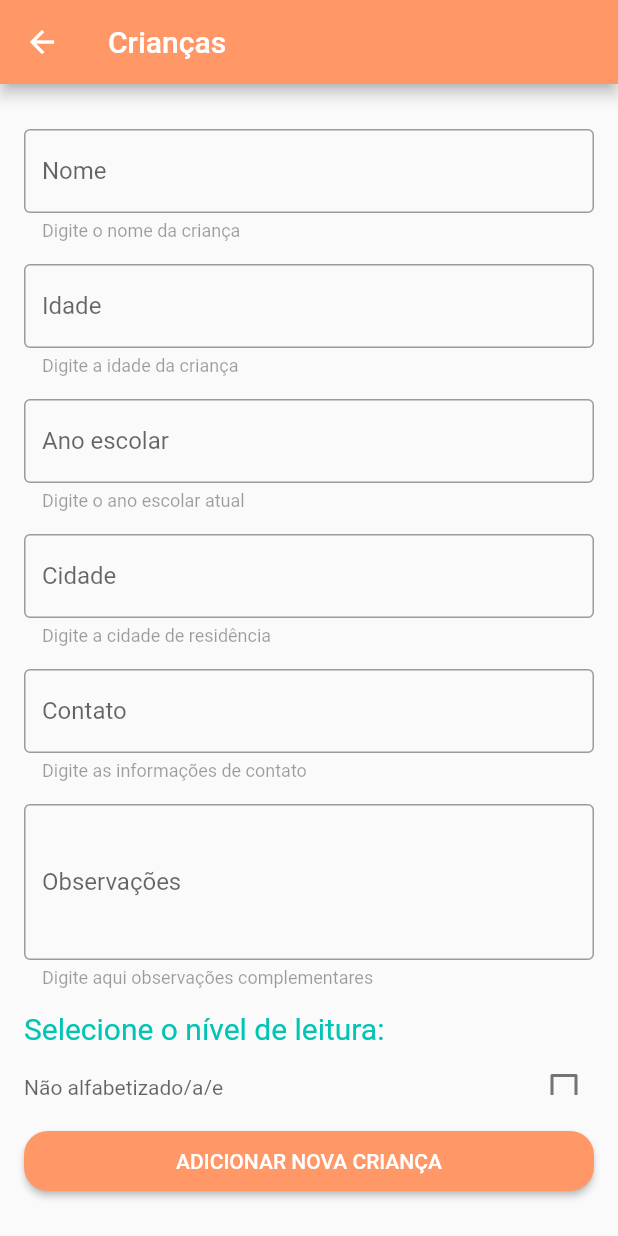
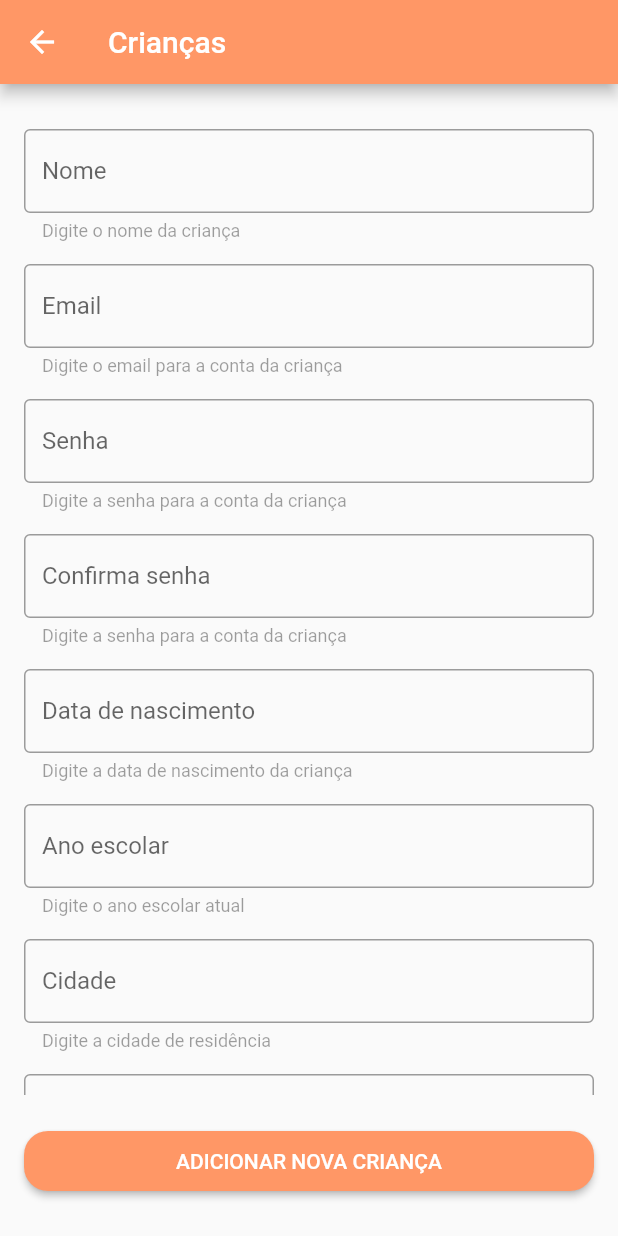
Before and after one commit to maira-o/flutter-ife, a Flutter app: the TeacherAddChildPage screen opened by its route, on a phone screen of 412 x 824 dp. Run offline on Flutter 3.47's test engine with Material 2 defaults, Android fonts, the phone set to English and light mode, and no system bars; our stand-ins replace flutter_secure_storage, get, google_fonts, shared_preferences, styled_widget; accounts and stored records are empty; network calls fail; Roboto replaces fonts that are missing (Baloo Paaji).

Commit message:
Creating add child provider.

```diff
--- a/lib/app/data/endpoints_constants.dart
+++ b/lib/app/data/endpoints_constants.dart
@@ -24,5 +24,5 @@ class EndPointConstants {
 
   // POST Constants
   static String login = baseURL + "login";
-
+  static String user = baseURL + "usuario";
 }
--- /dev/null
+++ b/lib/app/data/model/ChildUserBody.dart
@@ -0,0 +1,69 @@
+// To parse this JSON data, do
+//
+//     final childUserBody = childUserBodyFromJson(jsonString);
+
+import 'dart:convert';
+
+class ChildUserBody {
+    ChildUserBody({
+        required this.nome,
+        required this.email,
+        required this.senha,
+        required this.confirmaSenha,
+        required this.papel,
+        required this.dtNasc,
+        required this.anoEscolar,
+        required this.cidade,
+        required this.uf,
+        required this.telefone,
+        required this.observacoes,
+        required this.nivelLeitura,
+    });
+
+    String nome;
+    String email;
+    String senha;
+    String confirmaSenha;
+    int papel;
+    String dtNasc;
+    int anoEscolar;
+    String cidade;
+    String uf;
+    String telefone;
+    String observacoes;
+    int nivelLeitura;
+
+    factory ChildUserBody.fromRawJson(String str) => ChildUserBody.fromJson(json.decode(str));
+
+    String toRawJson() => json.encode(toJson());
+
+    factory ChildUserBody.fromJson(Map<String, dynamic> json) => ChildUserBody(
+        nome: json["nome"],
+        email: json["email"],
+        senha: json["senha"],
+        confirmaSenha: json["confirmaSenha"],
+        papel: json["papel"],
+        dtNasc: json["dt_nasc"],
+        anoEscolar: json["ano_escolar"],
+        cidade: json["cidade"],
+        uf: json["uf"],
+        telefone: json["telefone"],
+        observacoes: json["observacoes"],
+        nivelLeitura: json["nivel_leitura"],
+    );
+
+    Map<String, dynamic> toJson() => {
+        "nome": nome,
+        "email": email,
+        "senha": senha,
+        "confirmaSenha": confirmaSenha,
+        "papel": papel,
+        "dt_nasc": dtNasc,
+        "ano_escolar": anoEscolar,
+        "cidade": cidade,
+        "uf": uf,
+        "telefone": telefone,
+        "observacoes": observacoes,
+        "nivel_leitura": nivelLeitura,
+    };
+}
--- a/lib/app/modules/landing/landing_controller.dart
+++ b/lib/app/modules/landing/landing_controller.dart
@@ -29,11 +29,11 @@ class LandingController extends GetxController {
   get isFormValid => this._isFormValid.value;
   set isFormValid(value) => this._isFormValid.value = value;
 
-    validateForm() {
-    if (!email.isEmpty && !password.isEmpty) {
+  validateForm() {
+    if (email == "" || password == "") {
+      isFormValid = false;
+    } else {
       isFormValid = true;
-    } else {
-      isFormValid = false;
     }
   }
 
--- a/lib/app/modules/teacher/activities/addActivity/teacher_addActivity_controller.dart
+++ b/lib/app/modules/teacher/activities/addActivity/teacher_addActivity_controller.dart
@@ -62,10 +62,8 @@ class TeacherAddActivityController extends GetxController {
     selectableChild[index].isSelected.value = value;
   }
 
-  addChild(Function(bool) closure) async {
+  addActivity(Function(bool) closure) async {
     List<String> childrenIds = selectableChild.map((element) => element.id).toList();
-
-    print("childrensids: $childrenIds");
 
     ActivityBody activityBody = ActivityBody(
       titulo: activityTitle,
--- a/lib/app/modules/teacher/activities/addActivity/teacher_addActivity_page.dart
+++ b/lib/app/modules/teacher/activities/addActivity/teacher_addActivity_page.dart
@@ -147,7 +147,7 @@ class TeacherAddActivityPage extends GetView<TeacherAddActivityController> {
               )
             );
         } else {
-          controller.addChild((success) {
+          controller.addActivity((success) {
             if (success) {
               Get.back();
             } else {
--- a/lib/app/modules/teacher/children/addChildren/teacher_addChild_controller.dart
+++ b/lib/app/modules/teacher/children/addChildren/teacher_addChild_controller.dart
@@ -1,27 +1,102 @@
 import 'package:gauge_iot/app/data/model/Child.dart';
+import 'package:gauge_iot/app/data/model/ChildUserBody.dart';
 import 'package:gauge_iot/app/data/model/User.dart';
 import 'package:gauge_iot/app/data/model/shared_preferences_manager.dart';
 import 'package:gauge_iot/app/data/provider/ChildProvider.dart';
+import 'package:gauge_iot/app/data/provider/UserProvider.dart';
+import 'package:gauge_iot/app/modules/teacher/children/teacher_children_controller.dart';
 import 'package:get/get.dart';
 
 class TeacherAddChildController extends GetxController {
   final _readingLevel0 = false.obs;
   get readingLevel0 => this._readingLevel0.value;
-  set readingLevel0(index) => this._readingLevel0.value = index;
+  set readingLevel0(index) {
+    this._readingLevel0.value = index;
+    nivelLeitura = 1;
+  }
 
   final _readingLevel1 = false.obs;
   get readingLevel1 => this._readingLevel1.value;
-  set readingLevel1(index) => this._readingLevel1.value = index;
+  set readingLevel1(index) {
+    this._readingLevel1.value = index;
+    nivelLeitura = 2;
+  }
 
   final _readingLevel2 = false.obs;
   get readingLevel2 => this._readingLevel2.value;
-  set readingLevel2(index) => this._readingLevel2.value = index;
+  set readingLevel2(index) {
+    this._readingLevel2.value = index;
+    nivelLeitura = 3;
+  }
 
   final _readingLevel3 = false.obs;
   get readingLevel3 => this._readingLevel3.value;
-  set readingLevel3(index) => this._readingLevel3.value = index;
+  set readingLevel3(index) {
+    this._readingLevel3.value = index;
+    nivelLeitura = 4;
+  }
 
   final _needsSupport = false.obs;
   get needsSupport => this._needsSupport.value;
   set needsSupport(index) => this._needsSupport.value = index;
+
+  final _isFormValid = false.obs;
+  get isFormValid => this._isFormValid.value;
+  set isFormValid(value) => this._isFormValid.value = value;
+
+  // Child body variables
+  String nome = "";
+  String email = "";
+  String senha = "";
+  String confirmaSenha = "";
+  int papel = 2;
+  String dtNasc = "";
+  int anoEscolar = 0;
+  String cidade = "";
+  String uf = "RS";
+  String telefone= "";
+  String observacoes = "";
+  int nivelLeitura = 0;
+
+  validateForm() {
+    if (email == "" || senha == "") {
+      isFormValid = false;
+    } else {
+      isFormValid = true;
+    }
+  }
+
+  unselectAllReadingLevel() {
+    readingLevel0 = false;
+    readingLevel1 = false;
+    readingLevel2 = false;
+    readingLevel3 = false;
+  }
+
+  addChildUser(Function(bool) closure) async {
+    ChildUserBody childUser = ChildUserBody(
+      nome: this.nome,
+      email: this.email,
+      senha: this.senha,
+      confirmaSenha: this.confirmaSenha,
+      papel: this.papel,
+      dtNasc: this.dtNasc,
+      anoEscolar: this.anoEscolar,
+      cidade: this.cidade,
+      uf: this.uf,
+      telefone: this.telefone,
+      observacoes: this.observacoes,
+      nivelLeitura: this.nivelLeitura
+    );
+
+    print("User json: ${childUser.toRawJson()}");
+
+    bool postChildUser = await UserProvider().addChildUser(childUser);
+
+    print("deu certo o post? $postChildUser");
+
+    TeacherChildrenController teacherChildrenController = Get.find<TeacherChildrenController>();
+    teacherChildrenController.load();
+    closure(postChildUser);
+  }
 }
--- a/lib/app/modules/teacher/children/addChildren/teacher_addChild_page.dart
+++ b/lib/app/modules/teacher/children/addChildren/teacher_addChild_page.dart
@@ -6,7 +6,7 @@ import 'teacher_addChild_controller.dart';
 import 'package:styled_widget/styled_widget.dart';
 import 'package:get/get.dart';
 
-class TeacherAddChildPage extends StatelessWidget {
+class TeacherAddChildPage extends GetView<TeacherAddChildController> {
   const TeacherAddChildPage({Key? key}) : super(key: key);
 
   @override
@@ -55,10 +55,15 @@ class TeacherAddChildPage extends StatelessWidget {
   }
 
   _formFields() {
-    TeacherAddChildController controller = Get.find<TeacherAddChildController>();
     return Column(
       children: [
         _nameTextField(),
+        SizedBox(height: 16),
+        _emailTextField(),
+        SizedBox(height: 16),
+        _passwordTextField(),
+        SizedBox(height: 16),
+        _confirmPasswordTextField(),
         SizedBox(height: 16),
         _ageTextField(),
         SizedBox(height: 16),
@@ -70,9 +75,9 @@ class TeacherAddChildPage extends StatelessWidget {
         SizedBox(height: 16),
         _obsTextField(),
         SizedBox(height: 16),
-        _readingLevel(controller),
+        _readingLevel(),
         SizedBox(height: 16),
-        _supportWidget(controller),
+        _supportWidget(),
       ]
     );
   }
@@ -93,18 +98,22 @@ class TeacherAddChildPage extends StatelessWidget {
         ),
         border: OutlineInputBorder()
       ),
+      onChanged: (text) {
+        controller.nome = text;
+        controller.validateForm();
+      },
     );
   }
 
-    _ageTextField() {
+  _emailTextField() {
     return TextField(
       style: TextStyle(
         fontSize: 16,
         height: 1.0,
       ),
       decoration: InputDecoration(
-        labelText: "Idade",
-        helperText: "Digite a idade da criança",
+        labelText: "Email",
+        helperText: "Digite o email para a conta da criança",
         helperStyle: TextStyle(
           color: Colors.black38,
           fontSize: 12,
@@ -112,11 +121,88 @@ class TeacherAddChildPage extends StatelessWidget {
         ),
         border: OutlineInputBorder()
       ),
+      onChanged: (text) {
+        controller.email = text;
+        controller.validateForm();
+      },
+    );
+  }
+
+  _passwordTextField() {
+    return TextField(
+      obscureText: true,
+      style: TextStyle(
+        fontSize: 16,
+        height: 1.0,
+      ),
+      decoration: InputDecoration(
+        labelText: "Senha",
+        helperText: "Digite a senha para a conta da criança",
+        helperStyle: TextStyle(
+          color: Colors.black38,
+          fontSize: 12,
+          height: 0.8
+        ),
+        border: OutlineInputBorder()
+      ),
+      onChanged: (text) {
+        controller.senha = text;
+        controller.validateForm();
+      },
+    );
+  }
+
+  _confirmPasswordTextField() {
+    return TextField(
+      obscureText: true,
+      style: TextStyle(
+        fontSize: 16,
+        height: 1.0,
+      ),
+      decoration: InputDecoration(
+        labelText: "Confirma senha",
+        helperText: "Digite a senha para a conta da criança",
+        helperStyle: TextStyle(
+          color: Colors.black38,
+          fontSize: 12,
+          height: 0.8
+        ),
+        border: OutlineInputBorder()
+      ),
+      onChanged: (text) {
+        controller.confirmaSenha = text;
+        controller.validateForm();
+      },
+    );
+  }
+
+    _ageTextField() {
+    return TextField(
+      keyboardType: TextInputType.datetime,
+      style: TextStyle(
+        fontSize: 16,
+        height: 1.0,
+      ),
+      decoration: InputDecoration(
+        labelText: "Data de nascimento",
+        helperText: "Digite a data de nascimento da criança",
+        helperStyle: TextStyle(
+          color: Colors.black38,
+          fontSize: 12,
+          height: 0.8
+        ),
+        border: OutlineInputBorder()
+      ),
+      onChanged: (text) {
+        controller.dtNasc = text;
+        controller.validateForm();
+      },
     );
   }
 
     _schoolYearTextField() {
     return TextField(
+      keyboardType: TextInputType.number,
       style: TextStyle(
         fontSize: 16,
         height: 1.0,
@@ -131,6 +217,14 @@ class TeacherAddChildPage extends StatelessWidget {
         ),
         border: OutlineInputBorder()
       ),
+      onChanged: (text) {
+        if (text == "") {
+          // do nothing
+        } else {
+          controller.anoEscolar = int.parse(text);
+          controller.validateForm();
+        }
+      },
     );
   }
 
@@ -150,17 +244,22 @@ class TeacherAddChildPage extends StatelessWidget {
         ),
         border: OutlineInputBorder()
       ),
+      onChanged: (text) {
+        controller.cidade = text;
+        controller.validateForm();
+      },
     );
   }
 
    _contactTextField() {
     return TextField(
+      keyboardType: TextInputType.phone,
       style: TextStyle(
         fontSize: 16,
         height: 1.0,
       ),
       decoration: InputDecoration(
-        labelText: "Contato",
+        labelText: "Telefone",
         helperText: "Digite as informações de contato",
         helperStyle: TextStyle(
           color: Colors.black38,
@@ -169,6 +268,10 @@ class TeacherAddChildPage extends StatelessWidget {
         ),
         border: OutlineInputBorder()
       ),
+      onChanged: (text) {
+        controller.telefone = text;
+        controller.validateForm();
+      },
     );
   }
 
@@ -191,10 +294,14 @@ class TeacherAddChildPage extends StatelessWidget {
         ),
         border: OutlineInputBorder()
       ),
+      onChanged: (text) {
+        controller.observacoes = text;
+        controller.validateForm();
+      },
     );
   }
 
-  _readingLevel(TeacherAddChildController controller) {
+  _readingLevel() {
     return Column(
       crossAxisAlignment: CrossAxisAlignment.start,
       children: [
@@ -210,7 +317,10 @@ class TeacherAddChildPage extends StatelessWidget {
           .fontSize(14),
           controlAffinity: ListTileControlAffinity.trailing,
           value: controller.readingLevel0,
-          onChanged: (value) => controller.readingLevel0 = value
+          onChanged: (value) {
+            controller.unselectAllReadingLevel();
+            controller.readingLevel0 = value;
+          }
         ),
 
         CheckboxListTile(
@@ -221,7 +331,10 @@ class TeacherAddChildPage extends StatelessWidget {
           .fontSize(14),
           controlAffinity: ListTileControlAffinity.trailing,
           value: controller.readingLevel1,
-          onChanged: (value) => controller.readingLevel1 = value
+          onChanged: (value) {
+            controller.unselectAllReadingLevel();
+            controller.readingLevel1 = value;
+          }
         ),
 
         CheckboxListTile(
@@ -232,7 +345,10 @@ class TeacherAddChildPage extends StatelessWidget {
           .fontSize(14),
           controlAffinity: ListTileControlAffinity.trailing,
           value: controller.readingLevel2,
-          onChanged: (value) => controller.readingLevel2 = value
+          onChanged: (value) {
+            controller.unselectAllReadingLevel();
+            controller.readingLevel2 = value;
+          }
         ),
 
         CheckboxListTile(
@@ -243,14 +359,16 @@ class TeacherAddChildPage extends StatelessWidget {
           .fontSize(14),
           controlAffinity: ListTileControlAffinity.trailing,
           value: controller.readingLevel3,
-          onChanged: (value) => controller.readingLevel3 = value
+          onChanged: (value) {
+            controller.unselectAllReadingLevel();
+            controller.readingLevel3 = value;
+          }
         ),
       ]
     );
   }
 
-  _supportWidget(TeacherAddChildController controller) {
-    // TeacherAddChildController controller = Get.find<TeacherAddChildController>();
+  _supportWidget() {
     return Column(
       children: [
         CheckboxListTile(
@@ -360,7 +478,9 @@ class TeacherAddChildPage extends StatelessWidget {
 
   _button() {
     return ElevatedButton(
-      onPressed: () => print("apertou no botao de adicionar crianca"),
+      onPressed: () => controller.addChildUser((success) => {
+        Get.back()
+      }),
       style: ElevatedButton.styleFrom(
         primary: AppColors.primary,
         shape: RoundedRectangleBorder(
```
Also changed, not shown: lib/app/data/provider/UserProvider.dart (added, +38 -0 lines), lib/app/modules/child/activities/child_activity_page.dart (+9 -5 lines), lib/app/modules/landing/landing_page.dart (+8 -7 lines), lib/app/modules/teacher/home/teacher_home_page.dart (+10 -11 lines).
